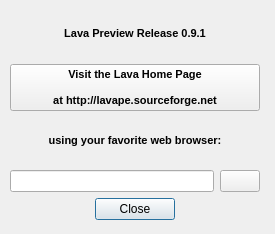
This is lavape/src/LavaBase/idd_aboutbox.ui in berkus/lavape as Qt 5 draws it before an edit. The edited form follows.
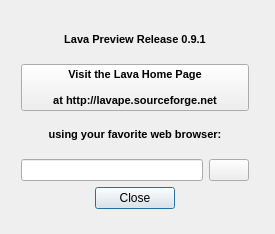
This is the edited form. Icons and pictures are not drawn.

```diff
--- a/lavape/src/LavaBase/idd_aboutbox.ui
+++ b/lavape/src/LavaBase/idd_aboutbox.ui
@@ -34,18 +34,10 @@
     </rect>
    </property>
    <layout class="QVBoxLayout" >
-    <property name="margin" >
-     <number>0</number>
-    </property>
-    <property name="spacing" >
-     <number>6</number>
-    </property>
     <item>
      <widget class="QLabel" name="textLabel2" >
       <property name="sizePolicy" >
-       <sizepolicy>
-        <hsizetype>1</hsizetype>
-        <vsizetype>5</vsizetype>
+       <sizepolicy vsizetype="Preferred" hsizetype="Minimum" >
         <horstretch>0</horstretch>
         <verstretch>0</verstretch>
        </sizepolicy>
@@ -121,12 +113,6 @@
     </item>
     <item>
      <layout class="QHBoxLayout" >
-      <property name="margin" >
-       <number>0</number>
-      </property>
-      <property name="spacing" >
-       <number>6</number>
-      </property>
       <item>
        <widget class="QLineEdit" name="browserPath" >
         <property name="toolTip" >
@@ -160,12 +146,6 @@
     </item>
     <item>
      <layout class="QHBoxLayout" >
-      <property name="margin" >
-       <number>0</number>
-      </property>
-      <property name="spacing" >
-       <number>6</number>
-      </property>
       <item>
        <spacer>
         <property name="orientation" >
```
Left out of the diff: 16 changed lines with no effect on the pictures.
